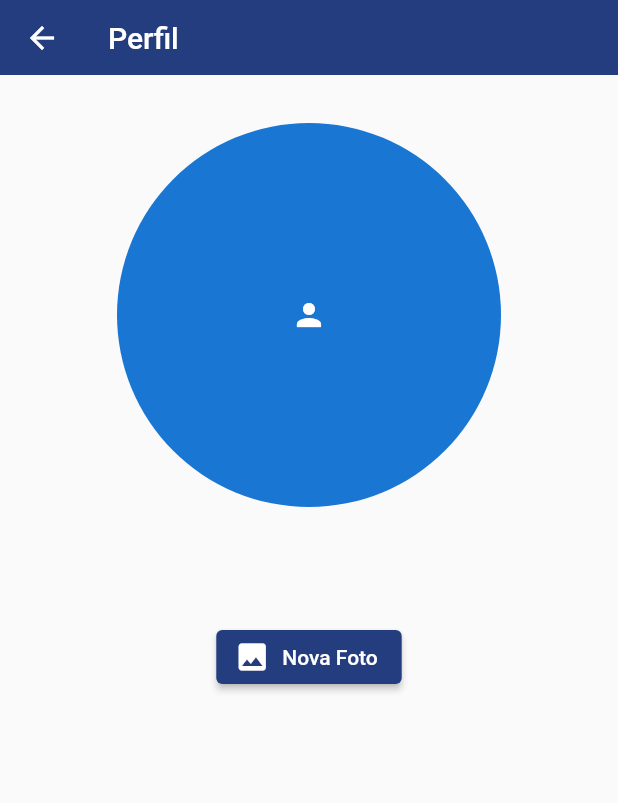
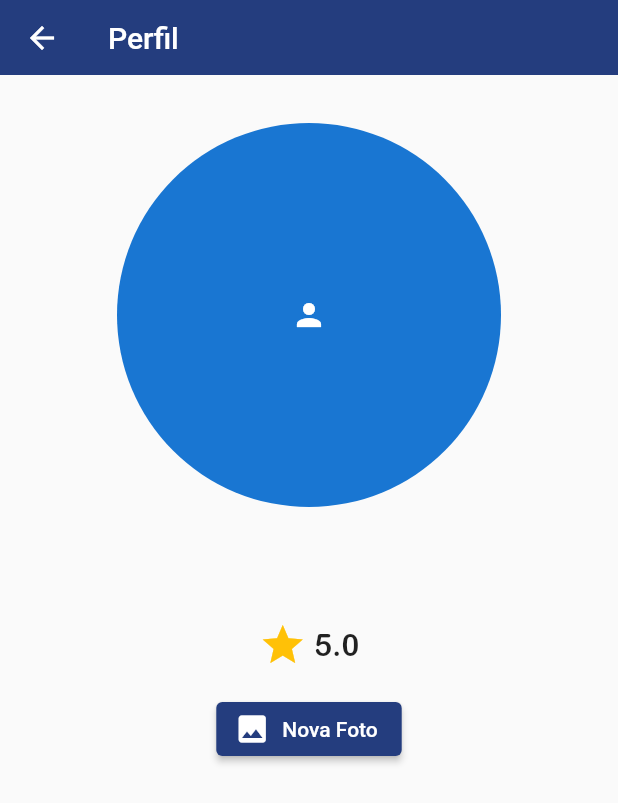
Before and after one commit to GustavoBarroso/seg, a Flutter app: the screen it shows once a user with an empty profile is signed in, in the side drawer, after a tap on "Perfil", on a phone screen of 412 x 824 dp. Shown: the top 803 px of the screen. Run offline on Flutter 3.47's test engine with Material 2 defaults, Android fonts, the phone set to English and light mode, and no system bars; our stand-ins replace cloud_firestore, firebase_auth, firebase_core, firebase_storage, flutter_rating_bar, geolocator and 3 more; accounts and stored records are empty.

Commit message:
Aplicando lógica de avaliação pt.2

```diff
--- a/lib/storage_screen.dart
+++ b/lib/storage_screen.dart
@@ -5,6 +5,7 @@ import 'package:flutter/material.dart';
 import 'package:seg/services/storage_service.dart';
 import 'package:image_picker/image_picker.dart';
 import 'component/show_snackbar.dart';
+import 'package:cloud_firestore/cloud_firestore.dart';
 
 String? urlPhoto;
 
@@ -24,6 +25,27 @@ class _StorageScreenState extends State<StorageScreen> {
   Color corPrincipal = Color(0xFF243D7E);
 
   final FirebaseAuth _firebaseAuth = FirebaseAuth.instance;
+
+  Future<double> calcularMedia(User user) async {
+    FirebaseFirestore firestore = FirebaseFirestore.instance;
+    CollectionReference ratings = firestore.collection('avaliacoes');
+
+    QuerySnapshot querySnapshot = await ratings.where('useruid', isEqualTo: user.uid).get();
+
+    if (querySnapshot.docs.isNotEmpty) {
+      double somaNotas = 0;
+      int quantidadeDocumentos = querySnapshot.docs.length;
+
+      for (QueryDocumentSnapshot document in querySnapshot.docs) {
+        somaNotas += document['nota'];
+      }
+
+      double media = somaNotas / quantidadeDocumentos;
+      return double.parse(media.toStringAsFixed(1));
+    } else {
+      return 5.0;
+    }
+  }
 
   void initState() {
     super.initState();
@@ -63,6 +85,28 @@ class _StorageScreenState extends State<StorageScreen> {
                   fontFamily: 'Arial', color: corPrincipal, fontSize: 26.0),
             ),
             Text((widget.user.email!), style: TextStyle(fontSize: 12.0)),
+
+            const SizedBox(height: 16.0),
+
+            FutureBuilder<double>(
+              future: calcularMedia(widget.user),
+              builder: (context, snapshot) {
+                if (snapshot.connectionState == ConnectionState.waiting) {
+                  return CircularProgressIndicator();
+                } else if (snapshot.hasError) {
+                  return Text('Erro ao calcular a média: ${snapshot.error}');
+                } else {
+                  double media = snapshot.data ?? 0.0;
+                  return Row(
+                    mainAxisAlignment: MainAxisAlignment.center,
+                    children: [
+                      Icon(Icons.star, color: Colors.amber, size: 32.0),
+                      Text(' $media', style: TextStyle(fontSize: 20.0,fontFamily: 'Arial')),
+                    ],
+                  );
+                }
+              },
+            ),
             const SizedBox(height: 16.0),
             Row(
               mainAxisAlignment: MainAxisAlignment.spaceAround,
@@ -75,14 +119,6 @@ class _StorageScreenState extends State<StorageScreen> {
                     primary: corPrincipal,
                   ),
                 ),
-                /*ElevatedButton.icon(
-                  onPressed: refresh,
-                  icon: Icon(Icons.refresh),
-                  label: Text('Atualizar'),
-                  style: ElevatedButton.styleFrom(
-                    primary: corPrincipal,
-                  ),
-                ),*/
               ],
             ),
           ],
@@ -120,4 +156,6 @@ class _StorageScreenState extends State<StorageScreen> {
       urlPhoto = _firebaseAuth.currentUser!.photoURL;
     });
   }
+
+
 }
--- a/lib/timeline_screen.dart
+++ b/lib/timeline_screen.dart
@@ -256,7 +256,7 @@ class _TimelineScreenState extends State<TimelineScreen> {
     ratings.add({
       'nota': rating,
       'data': DateTime.now(),
-      'user': useruid,
+      'useruid': useruid,
     });
   }
 }
```
